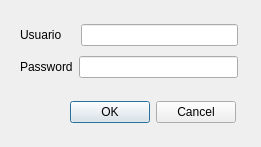
Before: the Qt Designer form GesNomCas/login.ui in BertoSoft/GesNomCas, drawn with Qt 5.
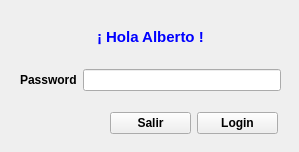
After: the same form once the commit is applied. Icons and pictures are not drawn.

```diff
--- a/GesNomCas/login.ui
+++ b/GesNomCas/login.ui
@@ -9,10 +9,15 @@
    <rect>
     <x>0</x>
     <y>0</y>
-    <width>261</width>
-    <height>147</height>
+    <width>299</width>
+    <height>152</height>
    </rect>
   </property>
+  <property name="font">
+   <font>
+    <bold>true</bold>
+   </font>
+  </property>
   <property name="windowTitle">
    <string>Dialog</string>
   </property>
@@ -24,24 +29,24 @@
    <property name="geometry">
     <rect>
      <x>20</x>
-     <y>20</y>
-     <width>218</width>
-     <height>62</height>
+     <y>10</y>
+     <width>261</width>
+     <height>81</height>
     </rect>
    </property>
-   <layout class="QVBoxLayout" name="verticalLayout">
+   <layout class="QVBoxLayout" name="verticalLayout" stretch="2,1">
     <item>
-     <layout class="QHBoxLayout" name="horizontalLayout_2" stretch="1,4">
-      <item>
-       <widget class="QLabel" name="label">
+     <layout class="QHBoxLayout" name="horizontalLayout_2" stretch="1">
+      <item alignment="Qt::AlignHCenter">
+       <widget class="QLabel" name="lblUsuario">
+        <property name="styleSheet">
+         <string notr="true">color: blue; font-size: 11pt; font-weight: bold</string>
+        </property>
         <property name="text">
-         <string>Usuario    </string>
+         <string>¡ Hola Alberto !</string>
         </property>
        </widget>
       </item>
-      <item>
-       <widget class="QLineEdit" name="etUsuario"/>
-      </item>
      </layout>
     </item>
     <item>
@@ -54,27 +59,55 @@
        </widget>
       </item>
       <item>
-       <widget class="QLineEdit" name="etPasswd"/>
+       <widget class="QLineEdit" name="etPasswd">
+        <property name="echoMode">
+         <enum>QLineEdit::Password</enum>
+        </property>
+       </widget>
       </item>
      </layout>
     </item>
    </layout>
   </widget>
-  <widget class="QDialogButtonBox" name="buttonBox">
+  <widget class="QWidget" name="layoutWidget_2">
    <property name="geometry">
     <rect>
-     <x>70</x>
-     <y>100</y>
-     <width>166</width>
-     <height>25</height>
+     <x>110</x>
+     <y>110</y>
+     <width>168</width>
+     <height>27</height>
     </rect>
    </property>
-   <property name="orientation">
-    <enum>Qt::Horizontal</enum>
-   </property>
-   <property name="standardButtons">
-    <set>QDialogButtonBox::Cancel|QDialogButtonBox::Ok</set>
-   </property>
+   <layout class="QHBoxLayout" name="horizontalLayout">
+    <item>
+     <widget class="QPushButton" name="btnSalir">
+      <property name="text">
+       <string>Salir</string>
+      </property>
+      <property name="icon">
+       <iconset resource="imagenes/imagenes.qrc">
+        <normaloff>:/salir.jpeg</normaloff>:/salir.jpeg</iconset>
+      </property>
+      <property name="autoDefault">
+       <bool>false</bool>
+      </property>
+     </widget>
+    </item>
+    <item>
+     <widget class="QPushButton" name="btnLogin">
+      <property name="text">
+       <string>Login</string>
+      </property>
+      <property name="icon">
+       <iconset resource="imagenes/imagenes.qrc">
+        <normaloff>:/enter.jpeg</normaloff>:/enter.jpeg</iconset>
+      </property>
+      <property name="autoDefault">
+       <bool>false</bool>
+      </property>
+     </widget>
+    </item>
+   </layout>
   </widget>
  </widget>
  <resources>
```
